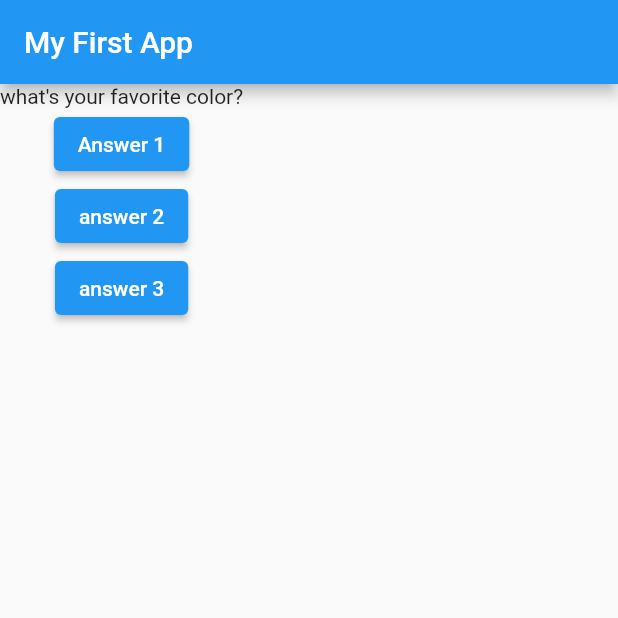
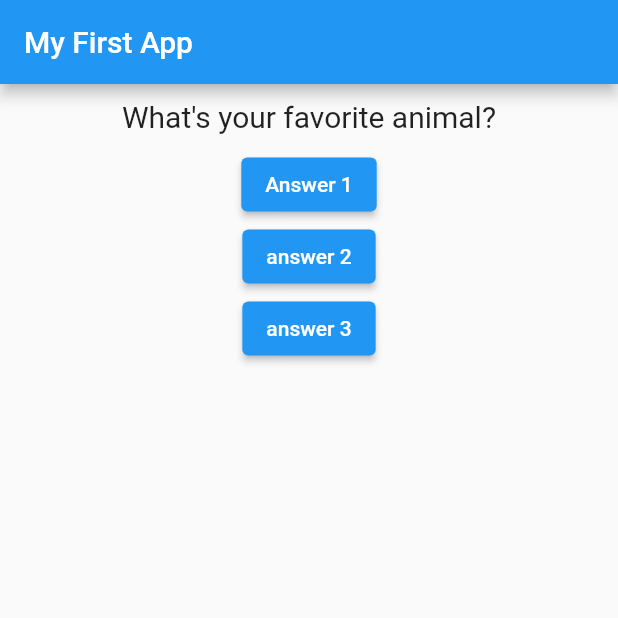
Before and after one commit to pranali1997/flutter_learning, a Flutter app: the screen it shows after launch, after a tap on "Answer 1", on a phone screen of 412 x 824 dp, the top half of it. Run offline on Flutter 3.47's test engine with Material 2 defaults, Android fonts, the phone set to English and light mode, and no system bars.

Commit message:
Refactor. create question class

```diff
--- a/lib/main.dart
+++ b/lib/main.dart
@@ -1,14 +1,23 @@
 import 'package:flutter/material.dart';
+import './question.dart';
 
 void main() {
   runApp(MyApp());
 }
 
-class MyApp extends StatelessWidget {
-  var questionIndex =0;
-  void answerQuestions() {
-    questionIndex = questionIndex+1;
-    print(questionIndex);
+class MyApp extends StatefulWidget {
+  @override
+  State<MyApp> createState() => _MyAppState();
+}
+
+class _MyAppState extends State<MyApp> {
+  var _questionIndex =0;
+
+  void _answerQuestions() {
+    setState((){
+      _questionIndex = _questionIndex+1;
+    });
+    print(_questionIndex);
   }
 
   // This widget is the root of your application.
@@ -27,10 +36,10 @@ class MyApp extends StatelessWidget {
         ),
         body: Column(
           children: [
-            Text(questions[questionIndex]),
-            ElevatedButton(onPressed: answerQuestions , child: Text('Answer 1')),
-            ElevatedButton(onPressed: answerQuestions, child: Text('answer 2')),
-            ElevatedButton(onPressed: answerQuestions, child: Text('answer 3')),
+            Question(questions[_questionIndex]),
+            ElevatedButton(onPressed: _answerQuestions , child: Text('Answer 1')),
+            ElevatedButton(onPressed: _answerQuestions, child: Text('answer 2')),
+            ElevatedButton(onPressed: _answerQuestions, child: Text('answer 3')),
           ],
         ),
       ),
--- /dev/null
+++ b/lib/question.dart
@@ -0,0 +1,12 @@
+import 'package:flutter/material.dart';
+
+class Question extends StatelessWidget{
+  String questionText;
+  Question(this.questionText);
+
+  @override
+  Widget build(BuildContext context){
+    return Container(width: double.infinity,margin: EdgeInsets.all(10) ,child: Text(questionText, style: TextStyle(fontSize: 20), textAlign: TextAlign.center,));
+  }
+
+}
```
